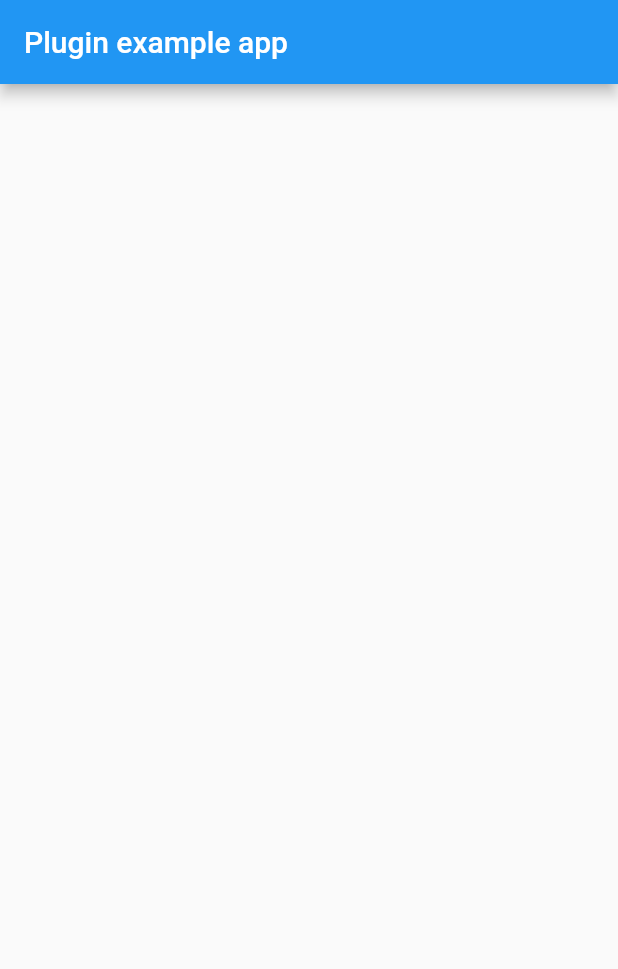
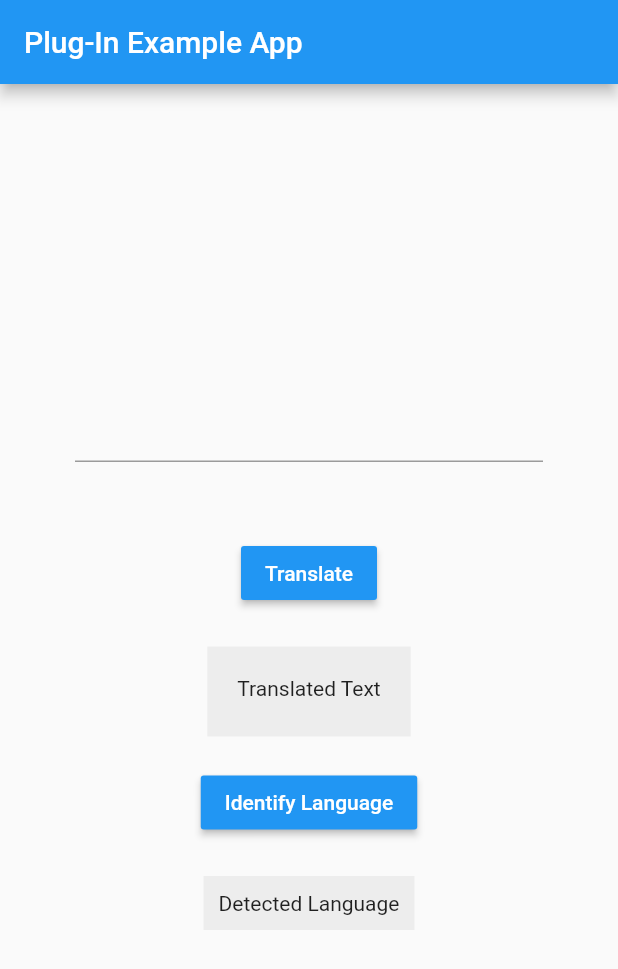
Before and after one commit to rishabnayak/firebase_mlkit_language, a Flutter app: the screen it shows after launch, on a phone screen of 412 x 824 dp. Shown: the top 969 px of the screen. Run offline on Flutter 3.47's test engine with Material 2 defaults, Android fonts, the phone set to English and light mode, and no system bars.

Commit message:
Added Example

```diff
--- a/example/lib/main.dart
+++ b/example/lib/main.dart
@@ -13,62 +13,91 @@ class _MyAppState extends State<MyApp> {
   @override
   void initState() {
     super.initState();
-    check();
   }
 
-  void check() async {
-    final String test = "testing this function";
+  final inputTextController = TextEditingController();
 
-    FirebaseLanguage.instance
+  @override
+  void dispose() {
+    // Clean up the controller when the Widget is disposed
+    inputTextController.dispose();
+    super.dispose();
+  }
+
+  var translatedText = "Translated Text";
+  var inputText;
+  var identifiedLang = "Detected Language";
+
+  void onPressed() async {
+    inputText = inputTextController.text;
+    var result = await FirebaseLanguage.instance
+        .languageTranslator(
+            SupportedLanguages.English, SupportedLanguages.Spanish)
+        .processText(inputText);
+    setState(() {
+      translatedText = result;
+    });
+  }
+
+  void onPoked() async {
+    inputText = inputTextController.text;
+    var result = await FirebaseLanguage.instance
         .languageIdentifier()
-        .processText(test)
-        .then((List<LanguageLabel> onValue) {
-      print(onValue[0].languageCode);
+        .processText(inputText);
+
+    setState(() {
+      identifiedLang = result[0].languageCode; //returns most probable
     });
-
-    FirebaseLanguage.instance
-        .modelManager()
-        .downloadModel(SupportedLanguages.Greek)
-        .then((String onValue) {
-      print(onValue);
-    });
-
-    FirebaseLanguage.instance
-        .languageTranslator(
-            SupportedLanguages.English, SupportedLanguages.Vietnamese)
-        .processText(test)
-        .then((String onValue) {
-      print(onValue);
-    });
-
-    FirebaseLanguage.instance
-        .modelManager()
-        .deleteModel(SupportedLanguages.Greek)
-        .then((String onValue) {
-      print(onValue);
-    });
-
-    FirebaseLanguage.instance
-        .modelManager()
-        .viewModels()
-        .then((List<String> onValue) {
-      print(onValue);
-    });
-
-    // If the widget was removed from the tree while the asynchronous platform
-    // message was in flight, we want to discard the reply rather than calling
-    // setState to update our non-existent appearance.
-    if (!mounted) return;
   }
 
   @override
   Widget build(BuildContext context) {
     return MaterialApp(
       home: Scaffold(
-        appBar: AppBar(
-          title: const Text('Plugin example app'),
-        ),
-      ),
+          appBar: AppBar(
+            title: const Text("Plug-In Example App"),
+            backgroundColor: Colors.blue,
+          ),
+          body: new Container(
+            padding: EdgeInsets.all(50),
+            child: new Center(
+              child: new Column(
+                mainAxisAlignment: MainAxisAlignment.center,
+                children: <Widget>[
+                  new TextField(controller: inputTextController),
+                  new SizedBox(height: 50),
+                  new RaisedButton(
+                      child: new Text("Translate",
+                          style: TextStyle(color: Colors.white)),
+                      color: Colors.blue,
+                      onPressed: onPressed),
+                  new SizedBox(height: 25),
+                  new Container(
+                    padding: EdgeInsets.all(20),
+                    child: new SizedBox(
+                        child: new Text(translatedText), height: 20),
+                    decoration: new BoxDecoration(
+                      color: Colors.black.withOpacity(0.05),
+                    ),
+                  ),
+                  new SizedBox(height: 20),
+                  new RaisedButton(
+                      child: new Text("Identify Language",
+                          style: TextStyle(color: Colors.white)),
+                      color: Colors.blue,
+                      onPressed: onPoked),
+                  new SizedBox(height: 25),
+                  new Container(
+                    padding: EdgeInsets.all(10),
+                    child: new Text(identifiedLang),
+                    decoration: new BoxDecoration(
+                      color: Colors.black.withOpacity(0.05),
+                    ),
+                  ),
+                ],
+              ),
+            ),
+          )),
     );
   }
 }
```
Also changed, not shown: 3 other files.
